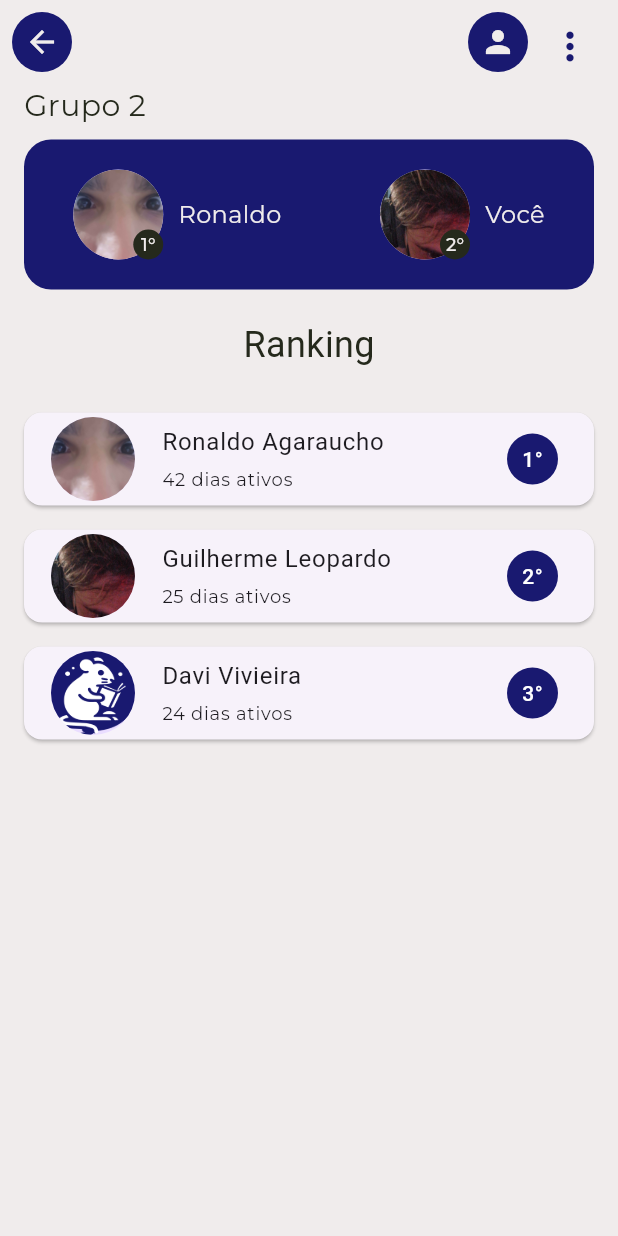
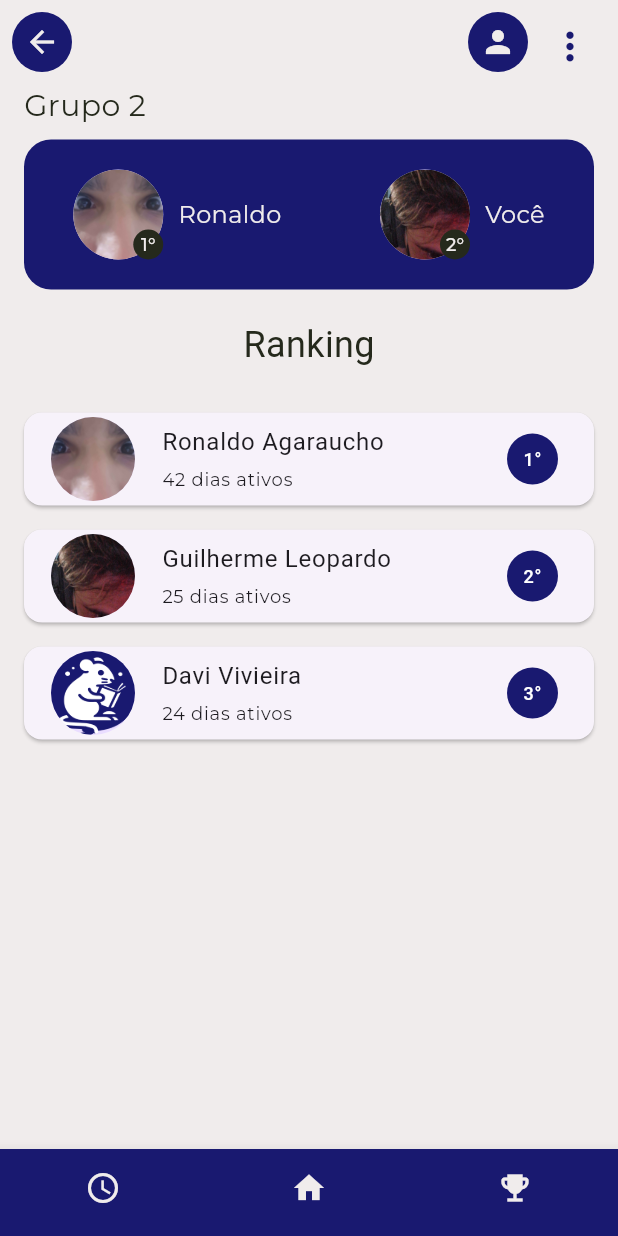
Before and after one commit to notsogreatdavi/DSI-2024.2, a Flutter app: the RankingScreen screen opened by its route, on a phone screen of 412 x 824 dp. Run offline on Flutter 3.47's test engine with Material 3 defaults, Android fonts, the phone set to English and light mode, and no system bars; our stand-ins replace supabase_flutter; accounts and stored records are empty; Roboto replaces fonts that are missing (Montserrat-bold, Montserrat-semibold).

Commit message:
Criei o widget da tela de navegação de baixo
Criei o widget e apliquei na tela de ranking

```diff
--- /dev/null
+++ b/flutter_application_1/lib/src/common/widgets/custom_bottom_navigation_bar.dart
@@ -0,0 +1,39 @@
+import 'package:flutter/material.dart';
+import '../../common/constants/app_colors.dart';
+
+class CustomBottomNavigationBar extends StatelessWidget {
+  final int currentIndex;
+  final ValueChanged<int> onTap;
+
+  const CustomBottomNavigationBar({
+    required this.currentIndex,
+    required this.onTap,
+    super.key,
+  });
+
+  @override
+  Widget build(BuildContext context) {
+    return BottomNavigationBar(
+      items: const <BottomNavigationBarItem>[
+        BottomNavigationBarItem(
+          icon: Icon(Icons.access_time, color: AppColors.branco),
+          label: 'Relógio',
+        ),
+        BottomNavigationBarItem(
+          icon: Icon(Icons.home, color: AppColors.branco),
+          label: 'Casa',
+        ),
+        BottomNavigationBarItem(
+          icon: Icon(Icons.emoji_events, color: AppColors.branco),
+          label: 'Ranking',
+        ),
+      ],
+      currentIndex: currentIndex,
+      selectedItemColor: AppColors.branco,
+      backgroundColor: AppColors.azulEscuro,
+      showSelectedLabels: false,
+      showUnselectedLabels: false,
+      onTap: onTap,
+    );
+  }
+}
--- a/flutter_application_1/lib/src/features/ranking/ranking_screen.dart
+++ b/flutter_application_1/lib/src/features/ranking/ranking_screen.dart
@@ -1,9 +1,30 @@
 import 'package:flutter/material.dart';
 import '../../common/constants/app_colors.dart';
 import '../../common/widgets/custom_navigation_bar.dart';
+import '../../common/widgets/custom_bottom_navigation_bar.dart';
 
-class RankingScreen extends StatelessWidget {
+class RankingScreen extends StatefulWidget {
   const RankingScreen({super.key});
+
+  @override
+  RankingScreenState createState() => RankingScreenState();
+}
+
+class RankingScreenState extends State<RankingScreen> {
+  int _selectedIndex = 2;
+
+  void _onItemTapped(int index) {
+    setState(() {
+      _selectedIndex = index;
+      if (index == 0) {
+        Navigator.pushNamed(context, '/pomodoro');
+      } else if (index == 1) {
+        Navigator.pushNamed(context, '/home');
+      } else if (index == 2) {
+        Navigator.pushNamed(context, '/ranking');
+      }
+    });
+  }
 
   @override
   Widget build(BuildContext context) {
@@ -172,14 +193,14 @@ class RankingScreen extends StatelessWidget {
                       alignment: Alignment.center,
                       children: [
                         CircleAvatar(
-                          radius: 17,
+                          radius: 17, // Aumenta o tamanho do círculo
                           backgroundColor: AppColors.azulEscuro,
                         ),
                         const Text(
                           '1°', // Número do ranking
                           style: TextStyle(
                             color: Colors.white,
-                            fontSize: 14,
+                            fontSize: 12,
                             fontFamily: 'Montserrat-bold',
                           ),
                         ),
@@ -217,14 +238,14 @@ class RankingScreen extends StatelessWidget {
                       alignment: Alignment.center,
                       children: [
                         CircleAvatar(
-                          radius: 17,
+                          radius: 17, // Aumenta o tamanho do círculo
                           backgroundColor: AppColors.azulEscuro,
                         ),
                         const Text(
                           '2°', // Número do ranking
                           style: TextStyle(
                             color: Colors.white,
-                            fontSize: 14,
+                            fontSize: 12,
                             fontFamily: 'Montserrat-bold',
                           ),
                         ),
@@ -262,14 +283,14 @@ class RankingScreen extends StatelessWidget {
                       alignment: Alignment.center,
                       children: [
                         CircleAvatar(
-                          radius: 17,
+                          radius: 17, // Aumenta o tamanho do círculo
                           backgroundColor: AppColors.azulEscuro,
                         ),
                         const Text(
                           '3°', // Número do ranking
                           style: TextStyle(
                             color: Colors.white,
-                            fontSize: 14,
+                            fontSize: 12,
                             fontFamily: 'Montserrat-bold',
                           ),
                         ),
@@ -282,6 +303,10 @@ class RankingScreen extends StatelessWidget {
           ),
         ],
       ),
+      bottomNavigationBar: CustomBottomNavigationBar(
+        currentIndex: _selectedIndex,
+        onTap: _onItemTapped,
+      ),
     );
   }
 }
```
